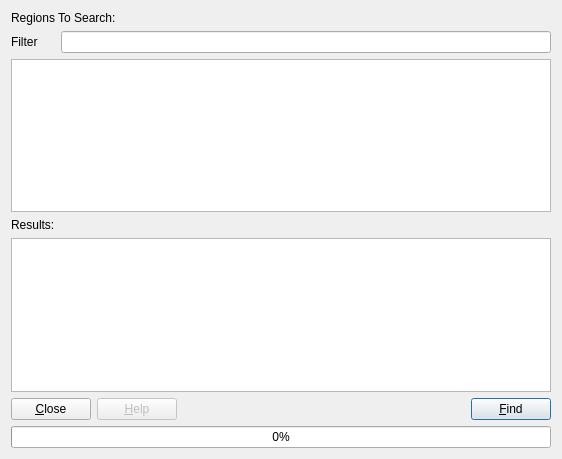
The window that plugins/StringSearcher/dialogstrings.ui (eteran/edb-debugger) describes before a commit, drawn with Qt 5.
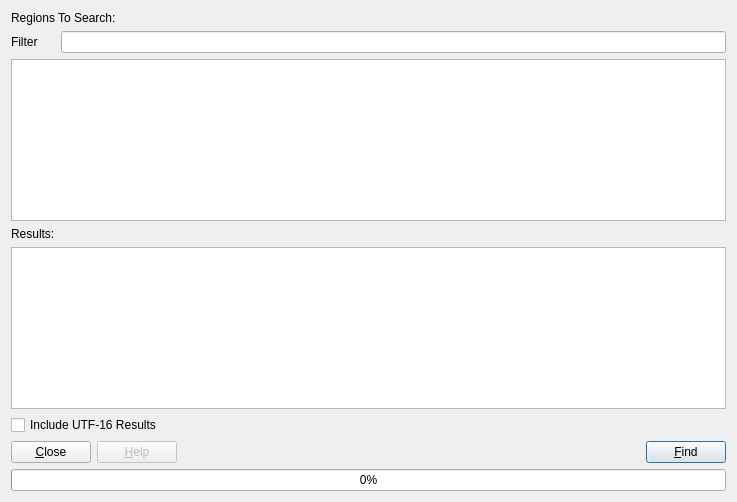
The same window after the commit.

The edit to the form file:
```diff
--- a/plugins/StringSearcher/dialogstrings.ui
+++ b/plugins/StringSearcher/dialogstrings.ui
@@ -7,8 +7,8 @@
    <rect>
     <x>0</x>
     <y>0</y>
-    <width>562</width>
-    <height>459</height>
+    <width>737</width>
+    <height>502</height>
    </rect>
   </property>
   <property name="windowTitle">
@@ -79,6 +79,13 @@
     </widget>
    </item>
    <item row="5" column="0" colspan="2">
+    <widget class="QCheckBox" name="search_unicode">
+     <property name="text">
+      <string>Include UTF-16 Results</string>
+     </property>
+    </widget>
+   </item>
+   <item row="6" column="0" colspan="2">
     <layout class="QHBoxLayout">
      <item>
       <widget class="QPushButton" name="btnClose">
@@ -122,7 +129,7 @@
      </item>
     </layout>
    </item>
-   <item row="6" column="0" colspan="2">
+   <item row="7" column="0" colspan="2">
     <widget class="QProgressBar" name="progressBar">
      <property name="value">
       <number>0</number>
```
